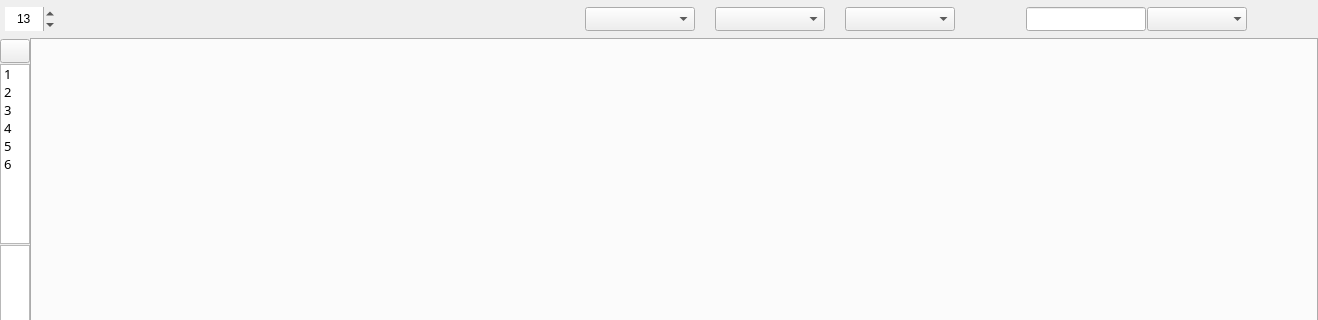
Before: the Qt Designer form ui/sources/main.ui in asjach/db_app, drawn with Qt 5; both pictures show x 0 to 1318 and y 0 to 320 of the 1318 by 651 pixel window.
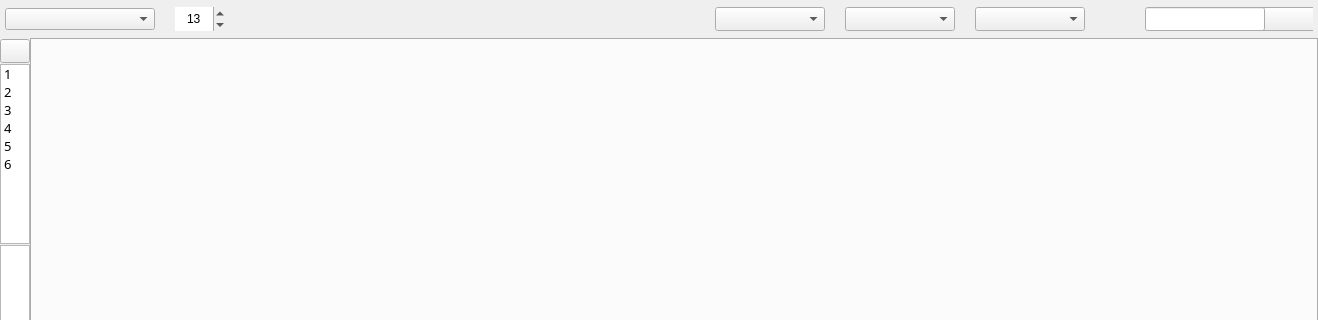
After: the same form once the commit is applied. Icons and pictures are not drawn.

Commit message:
Add font selection via cbo_font and fix detail siswa dialog
- Load fonts from resources/font + system fonts into cbo_font
- Apply selected font family globally to all PySide6 controls
- Set Aptos Narrow as default font
- Render each font name in its own typeface in cbo_font
- Fix double-text rendering in FontItemDelegate
- Fix nis_lokal attribute name mismatch in show_detail_siswa
- Fix validate_sql_order_by to allow dotted column names

Patch:
```diff
--- a/ui/sources/main.ui
+++ b/ui/sources/main.ui
@@ -38,7 +38,7 @@
         <height>15</height>
        </size>
       </property>
-      <layout class="QHBoxLayout" name="horizontalLayout" stretch="0,0,0,0,0,0,0,0">
+      <layout class="QHBoxLayout" name="horizontalLayout" stretch="0,0,0,0,0,0,0,0,0">
        <property name="spacing">
         <number>20</number>
        </property>
@@ -54,6 +54,22 @@
        <property name="bottomMargin">
         <number>5</number>
        </property>
+       <item>
+        <widget class="QComboBox" name="cbo_font">
+         <property name="minimumSize">
+          <size>
+           <width>150</width>
+           <height>0</height>
+          </size>
+         </property>
+         <property name="maximumSize">
+          <size>
+           <width>150</width>
+           <height>16777215</height>
+          </size>
+         </property>
+        </widget>
+       </item>
        <item>
         <widget class="QSpinBox" name="spin_fontsize">
          <property name="minimumSize">
```
The commit also changes 2 other files.
